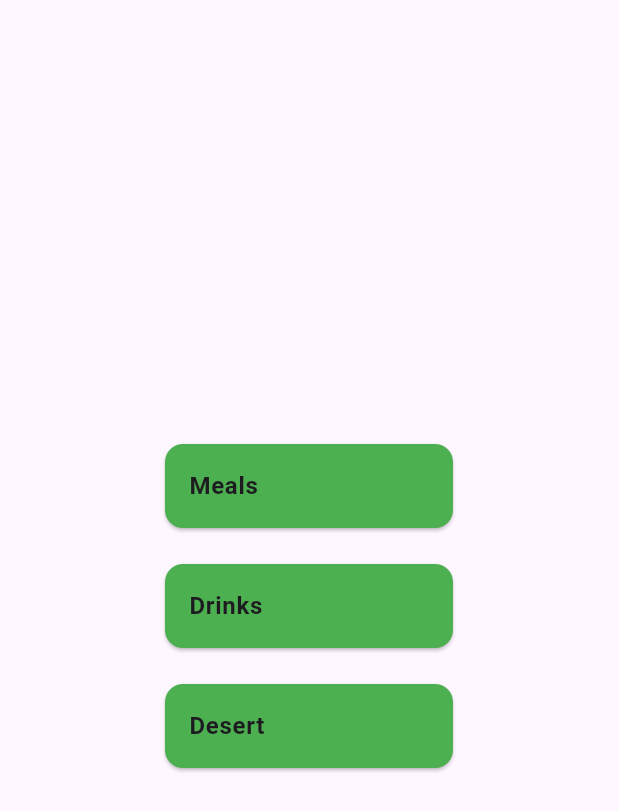
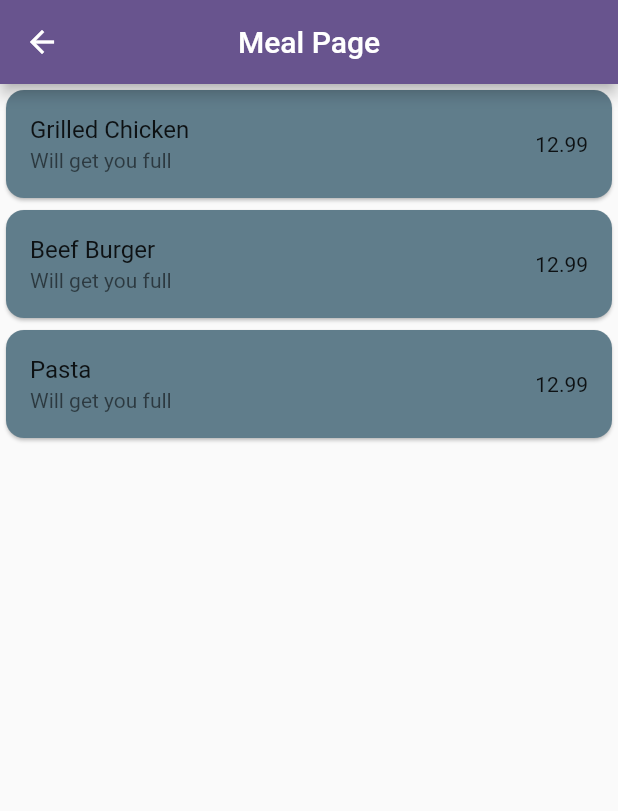
Before and after one commit to Gee-gee4/map_app, a Flutter app: the screen it shows after launch, after a tap on "Meals", on a phone screen of 412 x 824 dp. Shown: the top 811 px of the screen. Run offline on Flutter 3.47's test engine with Material 3 defaults, Android fonts, the phone set to English and light mode, and no system bars.

Commit message:
created desert,drinks,meals pages and the details page

```diff
--- a/lib/Model/menu_data.dart
+++ b/lib/Model/menu_data.dart
@@ -16,6 +16,7 @@ final List<MenuItem> menuCategories = [
       category: 'Meals',
       description: 'Will get you full',
       price: 12.99),
+  //.............................................
   MenuItem(
       name: 'Coffee',
       category: 'Drinks',
@@ -31,6 +32,7 @@ final List<MenuItem> menuCategories = [
       category: 'Drinks',
       description: 'Will get you full',
       price: 12.99),
+//.............................................
   MenuItem(
       name: 'Ice Cream',
       category: 'Desert',
--- /dev/null
+++ b/lib/Pages/details_page.dart
@@ -0,0 +1,25 @@
+import 'package:flutter/material.dart';
+import 'package:map_app/Model/menu_item.dart';
+
+class DetailsPage extends StatelessWidget {
+  final MenuItem meal;
+  const DetailsPage({super.key, required this.meal});
+
+  @override
+  Widget build(BuildContext context) {
+    return Scaffold(
+      appBar: AppBar(
+        title: Text(meal.name),
+        centerTitle: true,
+      ),
+      body: Column(
+        mainAxisAlignment: MainAxisAlignment.center,
+        children: [
+          Center(
+            child: Text('This is the ${meal.name} Page'),
+          ),
+        ],
+      ),
+    );
+  }
+}
--- /dev/null
+++ b/lib/Pages/home_page.dart
@@ -0,0 +1,54 @@
+import 'package:flutter/material.dart';
+import 'package:map_app/Pages/deserts_page.dart';
+import 'package:map_app/Pages/drinks_page.dart';
+import 'package:map_app/Pages/meal_page.dart';
+import 'package:map_app/Widgets/reusable_widgets.dart';
+
+class HomePage extends StatelessWidget {
+  const HomePage({super.key});
+
+  @override
+  Widget build(BuildContext context) {
+    return Scaffold(
+      body: Center(
+        child: Column(
+          mainAxisAlignment: MainAxisAlignment.center,
+          children: [
+            myListView(
+              'Meals',
+              () {
+                Navigator.push(
+                    context,
+                    MaterialPageRoute(
+                      builder: (context) => MealPage(),
+                    ));
+              },
+            ),
+            myListView(
+              'Drinks',
+              () {
+                Navigator.push(
+                  context,
+                  MaterialPageRoute(
+                    builder: (context) => DrinksPage(),
+                  ),
+                );
+              },
+            ),
+            myListView(
+              'Desert',
+              () {
+                Navigator.push(
+                  context,
+                  MaterialPageRoute(
+                    builder: (context) => DesertsPage(),
+                  ),
+                );
+              },
+            ),
+          ],
+        ),
+      ),
+    );
+  }
+}
--- /dev/null
+++ b/lib/Pages/meal_page.dart
@@ -0,0 +1,54 @@
+import 'package:flutter/material.dart';
+import 'package:map_app/Model/menu_data.dart';
+import 'package:map_app/Model/menu_item.dart';
+import 'package:map_app/Pages/details_page.dart';
+
+class MealPage extends StatelessWidget {
+  const MealPage({super.key});
+
+  @override
+  Widget build(BuildContext context) {
+    final List<MenuItem> meals =
+        menuCategories.where((item) => item.category == 'Meals').toList();
+    return Scaffold(
+      appBar: AppBar(
+        title: Text('Meal Page'),
+        centerTitle: true,
+      ),
+      body: Column(
+        children: [
+          SizedBox(
+            height: 600,
+            child: ListView.builder(
+              itemBuilder: (context, index) {
+                final meal = meals[index];
+                return InkWell(
+                  onTap: () {
+                    Navigator.push(
+                      context,
+                      MaterialPageRoute(
+                        builder: (context) => DetailsPage(meal: meal),
+                      ),
+                    );
+                  },
+                  child: Card(
+                    color: Colors.blueGrey,
+                    shape: RoundedRectangleBorder(
+                      borderRadius: BorderRadius.circular(12),
+                    ),
+                    child: ListTile(
+                      title: Text(meal.name),
+                      subtitle: Text(meal.description),
+                      trailing: Text(meal.price.toString()),
+                    ),
+                  ),
+                );
+              },
+              itemCount: meals.length,
+            ),
+          ),
+        ],
+      ),
+    );
+  }
+}
--- a/lib/reusable_widgets.dart
+++ b/lib/Widgets/reusable_widgets.dart
@@ -1,6 +1,6 @@
 import 'package:flutter/material.dart';
 
-SizedBox myListView(String myText) {
+SizedBox myListView(String myText, Function()? onTap) {
   return SizedBox(
     height: 80,
     width: 200,
@@ -8,9 +8,7 @@ SizedBox myListView(String myText) {
       children: [
         InkWell(
           borderRadius: BorderRadius.circular(12),
-          onTap: () {
-
-          },
+          onTap: onTap,
           child: Card(
             color: Colors.green,
             child: ListTile(
--- a/lib/home_page.dart
+++ /dev/null
@@ -1,22 +0,0 @@
-import 'package:flutter/material.dart';
-import 'package:map_app/reusable_widgets.dart';
-
-class HomePage extends StatelessWidget {
-  const HomePage({super.key});
-
-  @override
-  Widget build(BuildContext context) {
-    return Scaffold(
-      body: Center(
-        child: Column(
-          mainAxisAlignment: MainAxisAlignment.center,
-          children: [
-            myListView('Meals'),
-            myListView('Drinks'),
-            myListView('Desert'),
-          ],
-        ),
-      ),
-    );
-  }
-}
--- a/lib/main.dart
+++ b/lib/main.dart
@@ -1,5 +1,5 @@
 import 'package:flutter/material.dart';
-import 'package:map_app/home_page.dart';
+import 'package:map_app/Pages/home_page.dart';
 
 void main() {
   runApp(const MyApp());
@@ -11,11 +11,11 @@ class MyApp extends StatelessWidget {
   @override
   Widget build(BuildContext context) {
     return MaterialApp(
-      debugShowCheckedModeBanner :false,
+      debugShowCheckedModeBanner: false,
       title: 'Flutter Demo',
       theme: ThemeData(
         colorScheme: ColorScheme.fromSeed(seedColor: Colors.deepPurple),
-        useMaterial3: true,
+        useMaterial3: false,
       ),
       home: const HomePage(),
     );
```
Also changed, not shown: lib/Pages/deserts_page.dart (added, +50 -0 lines), lib/Pages/drinks_page.dart (added, +50 -0 lines).
